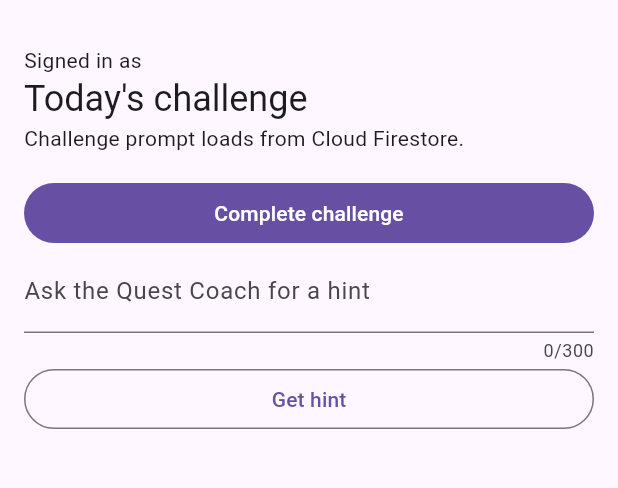
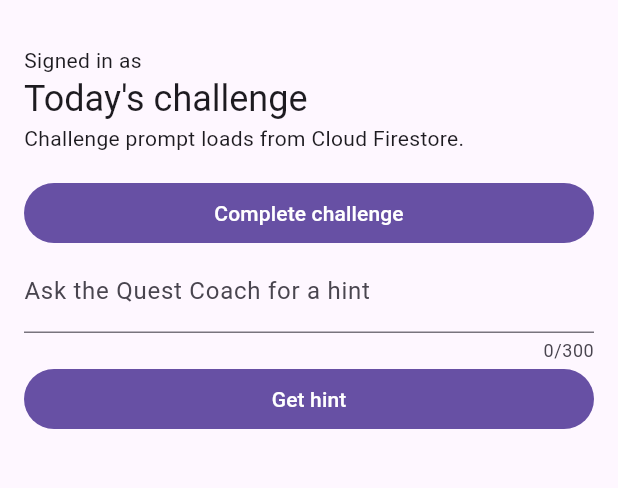
Before and after one commit to teraboop/coursework03, a Flutter app: the screen it shows once a user with an empty profile is signed in, after a tap on "Complete challenge", on a phone screen of 412 x 824 dp, the part 63-551 px from its top. Run offline on Flutter 3.47's test engine with Material 3 defaults, Android fonts, the phone set to English and light mode, and no system bars; our stand-ins replace cloud_firestore, cloud_functions, firebase_auth, firebase_core; accounts and stored records are empty; generated files the repository leaves out were written again.

Commit message:
coach updates and challenge service

```diff
--- a/coursework03/lib/main.dart
+++ b/coursework03/lib/main.dart
@@ -4,12 +4,23 @@ import 'package:coursework03/screens/SignInScreen.dart';
 import 'package:coursework03/screens/ChallengeScreen.dart';
 import 'package:flutter/material.dart';
 import 'firebase_options.dart';
+import 'package:cloud_firestore/cloud_firestore.dart';
+import 'package:cloud_functions/cloud_functions.dart';
+import 'package:flutter/foundation.dart';
 
 Future<void> main() async {
   WidgetsFlutterBinding.ensureInitialized();
   await Firebase.initializeApp(
     options: DefaultFirebaseOptions.currentPlatform,
   );
+
+  if (kDebugMode) {
+  // Android emulator loopback alias; use localhost for the iOS simulator.
+  FirebaseAuth.instance.useAuthEmulator('10.0.2.2', 9099);
+  FirebaseFirestore.instance.useFirestoreEmulator('10.0.2.2', 8080);
+  FirebaseFunctions.instance.useFunctionsEmulator('10.0.2.2', 5001);
+  }
+
   runApp(const CloudQuestApp());
 }
 
--- a/coursework03/lib/screens/ChallengeScreen.dart
+++ b/coursework03/lib/screens/ChallengeScreen.dart
@@ -1,7 +1,9 @@
 import 'package:firebase_auth/firebase_auth.dart';
+import 'package:cloud_functions/cloud_functions.dart';
+import '../services/coach_service.dart';
 import 'package:flutter/material.dart';
 
-class ChallengeScreen extends StatelessWidget {
+class ChallengeScreen extends StatefulWidget {
   const ChallengeScreen({
     super.key,
     required this.user,
@@ -11,21 +13,51 @@ class ChallengeScreen extends StatelessWidget {
   final VoidCallback onComplete;
 
   @override
+  State<ChallengeScreen> createState() => _ChallengeScreenState();
+}
+
+class _ChallengeScreenState extends State<ChallengeScreen> {
+  final questionController = TextEditingController();
+  bool isLoading = false;
+  String coachReply = '';
+
+  @override
   Widget build(BuildContext context) => Scaffold(
     appBar: AppBar(title: const Text('Cloud Quest')),
     body: ListView(
       padding: const EdgeInsets.all(16),
       children: [
-        Text('Signed in as ${user.email ?? user.uid}'),
+        Text('Signed in as ${widget.user.email ?? widget.user.uid}'),
         Text("Today's challenge", style: Theme.of(context).textTheme.headlineSmall),
         const Text('Challenge prompt loads from Cloud Firestore.'),
         const SizedBox(height: 16),
-        FilledButton(onPressed: onComplete, child: const Text('Complete challenge')),
+        FilledButton(onPressed: widget.onComplete, child: const Text('Complete challenge')),
         TextField(
           maxLength: 300,
+          controller: questionController,
           decoration: InputDecoration(labelText: 'Ask the Quest Coach for a hint'),
         ),
-        OutlinedButton(onPressed: () {}, child: const Text('Get hint')),
+        FilledButton(
+          onPressed: isLoading ? null : () async {
+            setState(() => isLoading = true);
+            try {
+              final reply = await getQuestHint(questionController.text);
+              if (!mounted) return;
+              setState(() => coachReply = reply);
+            } on FirebaseFunctionsException catch (error) {
+              debugPrint('Quest Coach request failed: ${error.code}');
+              if (!mounted) return;
+              setState(() => coachReply = 'The coach is unavailable. Try again.');
+            } finally {
+              if (mounted) setState(() => isLoading = false);
+            }
+          },
+          child: Text(isLoading ? 'Thinking…' : 'Get hint'),
+        ),
+        if (coachReply.isNotEmpty) ...[
+          const SizedBox(height: 16),
+          Text(coachReply),
+        ]
       ],
     ),
   );
--- a/coursework03/pubspec.yaml
+++ b/coursework03/pubspec.yaml
@@ -37,6 +37,7 @@ dependencies:
   firebase_core: ^5.1.0
   firebase_auth: ^7.0.1
   cloud_functions: ^7.0.1
+  cloud_firestore: ^7.1.0
 
 dev_dependencies:
   flutter_test:
```
Also changed, not shown: coursework03/firestore.indexes.json (added, +51 -0 lines), coursework03/lib/services/challenge_service.dart (added, +23 -0 lines), coursework03/firebase.json, coursework03/lib/services/coach_service.dart (line endings or trailing spaces), coursework03/pubspec.lock, 4 other files.
